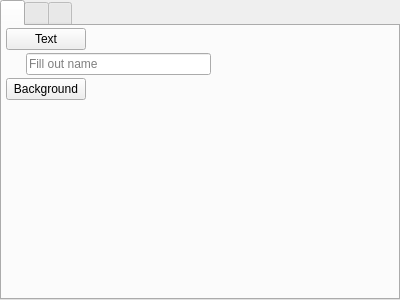
Old version of the form ui/world_building_item_editor.ui in the repository zkovari/plotlyst.
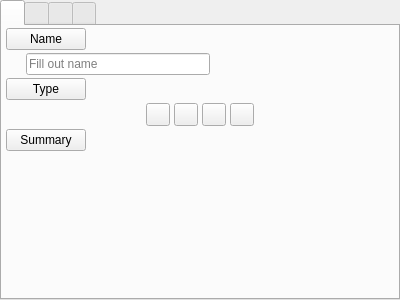
New version of the form. Custom widgets are drawn as their Qt base class.

Commit message: item notes and summary

Patch:
```diff
--- a/ui/world_building_item_editor.ui
+++ b/ui/world_building_item_editor.ui
@@ -20,7 +20,7 @@
    <attribute name="title">
     <string/>
    </attribute>
-   <layout class="QVBoxLayout" name="verticalLayout_2">
+   <layout class="QVBoxLayout" name="verticalLayout_4">
     <property name="spacing">
      <number>3</number>
     </property>
@@ -31,13 +31,13 @@
      <number>2</number>
     </property>
     <property name="rightMargin">
-     <number>2</number>
+     <number>4</number>
     </property>
     <property name="bottomMargin">
      <number>2</number>
     </property>
     <item>
-     <widget class="IconText" name="iconText">
+     <widget class="IconText" name="iconText_2">
       <property name="sizePolicy">
        <sizepolicy hsizetype="Maximum" vsizetype="Fixed">
         <horstretch>0</horstretch>
@@ -45,7 +45,7 @@
        </sizepolicy>
       </property>
       <property name="text">
-       <string>Text</string>
+       <string>Name</string>
       </property>
       <property name="iconName" stdset="0">
        <string>mdi.format-title</string>
@@ -53,8 +53,8 @@
      </widget>
     </item>
     <item>
-     <widget class="QWidget" name="widget" native="true">
-      <layout class="QHBoxLayout" name="horizontalLayout">
+     <widget class="QWidget" name="widget_2" native="true">
+      <layout class="QHBoxLayout" name="horizontalLayout_3">
        <property name="spacing">
         <number>0</number>
        </property>
@@ -84,6 +84,56 @@
         </widget>
        </item>
        <item>
+        <spacer name="horizontalSpacer_2">
+         <property name="orientation">
+          <enum>Qt::Horizontal</enum>
+         </property>
+         <property name="sizeHint" stdset="0">
+          <size>
+           <width>40</width>
+           <height>20</height>
+          </size>
+         </property>
+        </spacer>
+       </item>
+      </layout>
+     </widget>
+    </item>
+    <item>
+     <widget class="IconText" name="iconText_3">
+      <property name="sizePolicy">
+       <sizepolicy hsizetype="Maximum" vsizetype="Fixed">
+        <horstretch>0</horstretch>
+        <verstretch>0</verstretch>
+       </sizepolicy>
+      </property>
+      <property name="text">
+       <string>Type</string>
+      </property>
+      <property name="iconName" stdset="0">
+       <string>mdi.globe-model</string>
+      </property>
+     </widget>
+    </item>
+    <item>
+     <widget class="QWidget" name="widget" native="true">
+      <layout class="QHBoxLayout" name="horizontalLayout">
+       <property name="spacing">
+        <number>4</number>
+       </property>
+       <property name="leftMargin">
+        <number>0</number>
+       </property>
+       <property name="topMargin">
+        <number>0</number>
+       </property>
+       <property name="rightMargin">
+        <number>0</number>
+       </property>
+       <property name="bottomMargin">
+        <number>0</number>
+       </property>
+       <item>
         <spacer name="horizontalSpacer">
          <property name="orientation">
           <enum>Qt::Horizontal</enum>
@@ -96,9 +146,134 @@
          </property>
         </spacer>
        </item>
+       <item>
+        <widget class="QToolButton" name="btnEntity">
+         <property name="text">
+          <string/>
+         </property>
+         <attribute name="buttonGroup">
+          <string notr="true">btnGroupType</string>
+         </attribute>
+        </widget>
+       </item>
+       <item>
+        <widget class="QToolButton" name="btnLocation">
+         <property name="text">
+          <string/>
+         </property>
+         <attribute name="buttonGroup">
+          <string notr="true">btnGroupType</string>
+         </attribute>
+        </widget>
+       </item>
+       <item>
+        <widget class="QToolButton" name="btnGroup">
+         <property name="text">
+          <string/>
+         </property>
+         <attribute name="buttonGroup">
+          <string notr="true">btnGroupType</string>
+         </attribute>
+        </widget>
+       </item>
+       <item>
+        <widget class="QToolButton" name="btnItem">
+         <property name="text">
+          <string/>
+         </property>
+         <attribute name="buttonGroup">
+          <string notr="true">btnGroupType</string>
+         </attribute>
+        </widget>
+       </item>
+       <item>
+        <spacer name="horizontalSpacer_3">
+         <property name="orientation">
+          <enum>Qt::Horizontal</enum>
+         </property>
+         <property name="sizeHint" stdset="0">
+          <size>
+           <width>40</width>
+           <height>20</height>
+          </size>
+         </property>
+        </spacer>
+       </item>
       </layout>
      </widget>
     </item>
+    <item>
+     <widget class="IconText" name="iconText_4">
+      <property name="sizePolicy">
+       <sizepolicy hsizetype="Maximum" vsizetype="Fixed">
+        <horstretch>0</horstretch>
+        <verstretch>0</verstretch>
+       </sizepolicy>
+      </property>
+      <property name="text">
+       <string>Summary</string>
+      </property>
+      <property name="iconName" stdset="0">
+       <string>mdi.card-text-outline</string>
+      </property>
+     </widget>
+    </item>
+    <item>
+     <widget class="QWidget" name="wdgSummaryParent" native="true">
+      <layout class="QVBoxLayout" name="verticalLayout_5">
+       <property name="spacing">
+        <number>2</number>
+       </property>
+       <property name="leftMargin">
+        <number>20</number>
+       </property>
+       <property name="topMargin">
+        <number>0</number>
+       </property>
+       <property name="rightMargin">
+        <number>20</number>
+       </property>
+       <property name="bottomMargin">
+        <number>0</number>
+       </property>
+      </layout>
+     </widget>
+    </item>
+    <item>
+     <spacer name="verticalSpacer_2">
+      <property name="orientation">
+       <enum>Qt::Vertical</enum>
+      </property>
+      <property name="sizeHint" stdset="0">
+       <size>
+        <width>20</width>
+        <height>40</height>
+       </size>
+      </property>
+     </spacer>
+    </item>
+   </layout>
+  </widget>
+  <widget class="QWidget" name="tabStyle">
+   <attribute name="title">
+    <string/>
+   </attribute>
+   <layout class="QVBoxLayout" name="verticalLayout_2">
+    <property name="spacing">
+     <number>3</number>
+    </property>
+    <property name="leftMargin">
+     <number>4</number>
+    </property>
+    <property name="topMargin">
+     <number>2</number>
+    </property>
+    <property name="rightMargin">
+     <number>4</number>
+    </property>
+    <property name="bottomMargin">
+     <number>2</number>
+    </property>
     <item>
      <widget class="IconText" name="iconBackground">
       <property name="sizePolicy">
```
Left out of the diff: 7 changed lines with no effect on the pictures. The commit also changes 2 other files.
